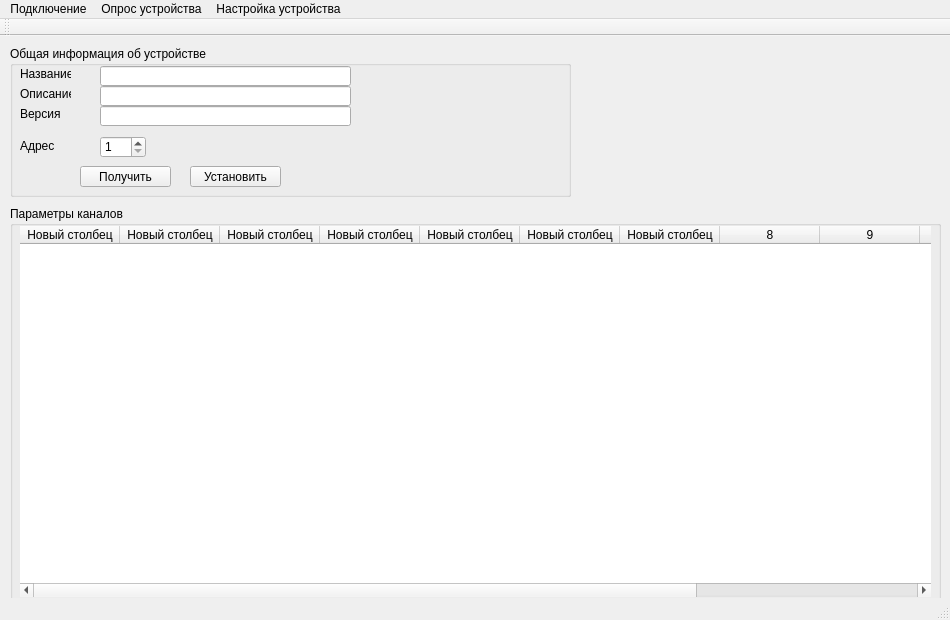
First picture: the form in Threading/Threading/mainwindow.ui, repository nowhard/uUSO_CONFIG_QT, before the edit.
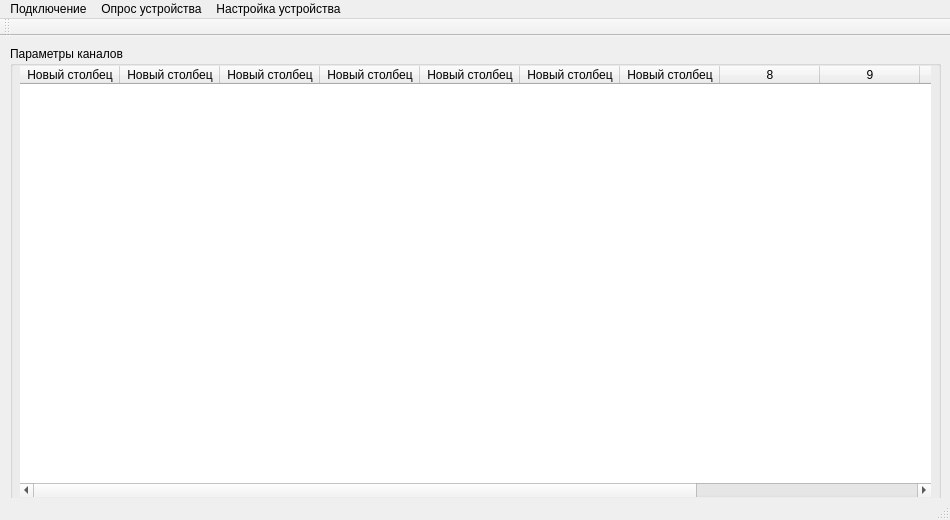
Second picture: the form after the edit.

Commit message: Добавлен диалог редактирования информации об устройстве

The edit to the form file:
```diff
--- a/Threading/Threading/mainwindow.ui
+++ b/Threading/Threading/mainwindow.ui
@@ -7,7 +7,7 @@
     <x>0</x>
     <y>0</y>
     <width>950</width>
-    <height>620</height>
+    <height>520</height>
    </rect>
   </property>
   <property name="sizePolicy">
@@ -19,13 +19,13 @@
   <property name="minimumSize">
    <size>
     <width>950</width>
-    <height>620</height>
+    <height>520</height>
    </size>
   </property>
   <property name="maximumSize">
    <size>
     <width>950</width>
-    <height>620</height>
+    <height>520</height>
    </size>
   </property>
   <property name="font">
@@ -44,9 +44,9 @@
     <property name="geometry">
      <rect>
       <x>10</x>
-      <y>170</y>
+      <y>10</y>
       <width>931</width>
-      <height>401</height>
+      <height>461</height>
      </rect>
     </property>
     <property name="title">
@@ -58,7 +58,7 @@
        <x>10</x>
        <y>20</y>
        <width>911</width>
-       <height>371</height>
+       <height>431</height>
       </rect>
      </property>
      <property name="mouseTracking">
@@ -157,158 +157,6 @@
      <column/>
     </widget>
    </widget>
-   <widget class="QGroupBox" name="groupBox_4">
-    <property name="enabled">
-     <bool>true</bool>
-    </property>
-    <property name="geometry">
-     <rect>
-      <x>10</x>
-      <y>10</y>
-      <width>561</width>
-      <height>151</height>
-     </rect>
-    </property>
-    <property name="title">
-     <string>Общая информация об устройстве</string>
-    </property>
-    <widget class="QPushButton" name="pushButton_2">
-     <property name="geometry">
-      <rect>
-       <x>70</x>
-       <y>120</y>
-       <width>91</width>
-       <height>21</height>
-      </rect>
-     </property>
-     <property name="text">
-      <string>Получить</string>
-     </property>
-    </widget>
-    <widget class="QLabel" name="label">
-     <property name="geometry">
-      <rect>
-       <x>10</x>
-       <y>20</y>
-       <width>51</width>
-       <height>16</height>
-      </rect>
-     </property>
-     <property name="text">
-      <string>Название</string>
-     </property>
-    </widget>
-    <widget class="QLabel" name="label_2">
-     <property name="geometry">
-      <rect>
-       <x>10</x>
-       <y>40</y>
-       <width>51</width>
-       <height>16</height>
-      </rect>
-     </property>
-     <property name="text">
-      <string>Описание</string>
-     </property>
-    </widget>
-    <widget class="QLabel" name="label_5">
-     <property name="geometry">
-      <rect>
-       <x>10</x>
-       <y>60</y>
-       <width>51</width>
-       <height>16</height>
-      </rect>
-     </property>
-     <property name="text">
-      <string>Версия</string>
-     </property>
-    </widget>
-    <widget class="QPushButton" name="pushButton_5">
-     <property name="geometry">
-      <rect>
-       <x>180</x>
-       <y>120</y>
-       <width>91</width>
-       <height>21</height>
-      </rect>
-     </property>
-     <property name="text">
-      <string>Установить</string>
-     </property>
-    </widget>
-    <widget class="QLineEdit" name="lineEdit_2">
-     <property name="geometry">
-      <rect>
-       <x>90</x>
-       <y>20</y>
-       <width>251</width>
-       <height>20</height>
-      </rect>
-     </property>
-     <property name="maxLength">
-      <number>20</number>
-     </property>
-    </widget>
-    <widget class="QLineEdit" name="lineEdit_3">
-     <property name="geometry">
-      <rect>
-       <x>90</x>
-       <y>40</y>
-       <width>251</width>
-       <height>20</height>
-      </rect>
-     </property>
-     <property name="maxLength">
-      <number>40</number>
-     </property>
-    </widget>
-    <widget class="QLineEdit" name="lineEdit_4">
-     <property name="geometry">
-      <rect>
-       <x>90</x>
-       <y>60</y>
-       <width>251</width>
-       <height>20</height>
-      </rect>
-     </property>
-     <property name="maxLength">
-      <number>5</number>
-     </property>
-    </widget>
-    <widget class="QSpinBox" name="spinBox_2">
-     <property name="geometry">
-      <rect>
-       <x>90</x>
-       <y>90</y>
-       <width>46</width>
-       <height>22</height>
-      </rect>
-     </property>
-     <property name="minimum">
-      <number>1</number>
-     </property>
-     <property name="maximum">
-      <number>15</number>
-     </property>
-     <property name="value">
-      <number>1</number>
-     </property>
-    </widget>
-    <widget class="QLabel" name="label_7">
-     <property name="geometry">
-      <rect>
-       <x>10</x>
-       <y>90</y>
-       <width>51</width>
-       <height>20</height>
-      </rect>
-     </property>
-     <property name="text">
-      <string>Адрес</string>
-     </property>
-    </widget>
-   </widget>
   </widget>
   <widget class="QMenuBar" name="menuBar">
    <property name="geometry">
```
Left out of the diff: 6 changed lines with no effect on the pictures. The commit also changes 24 other files.
